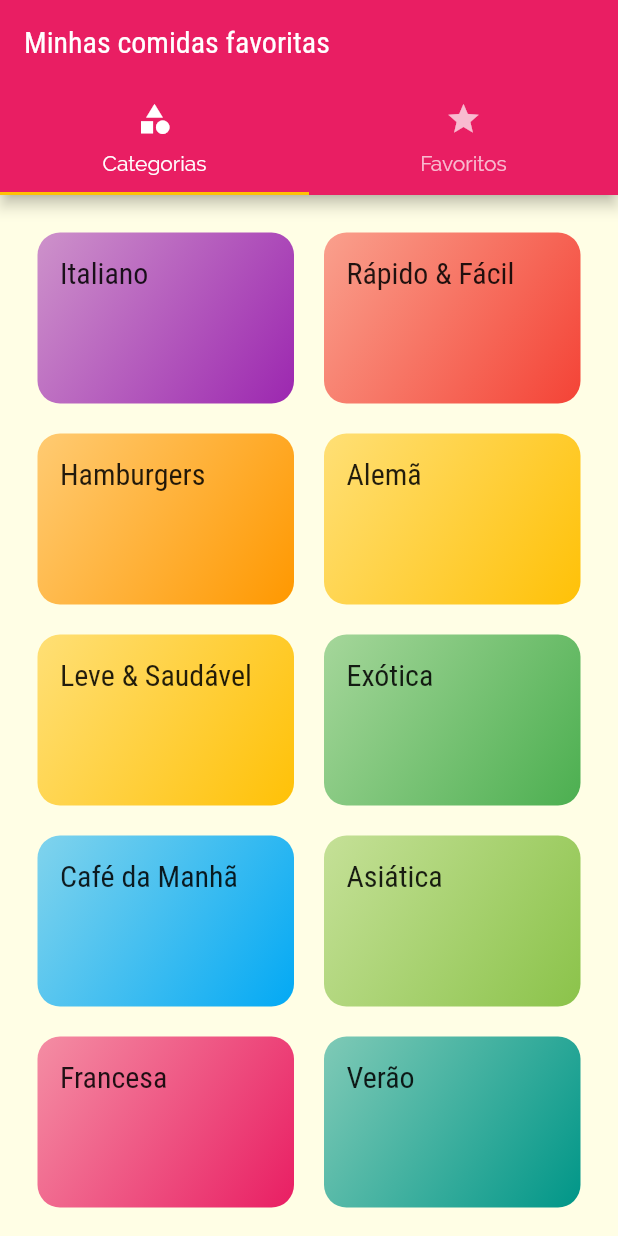
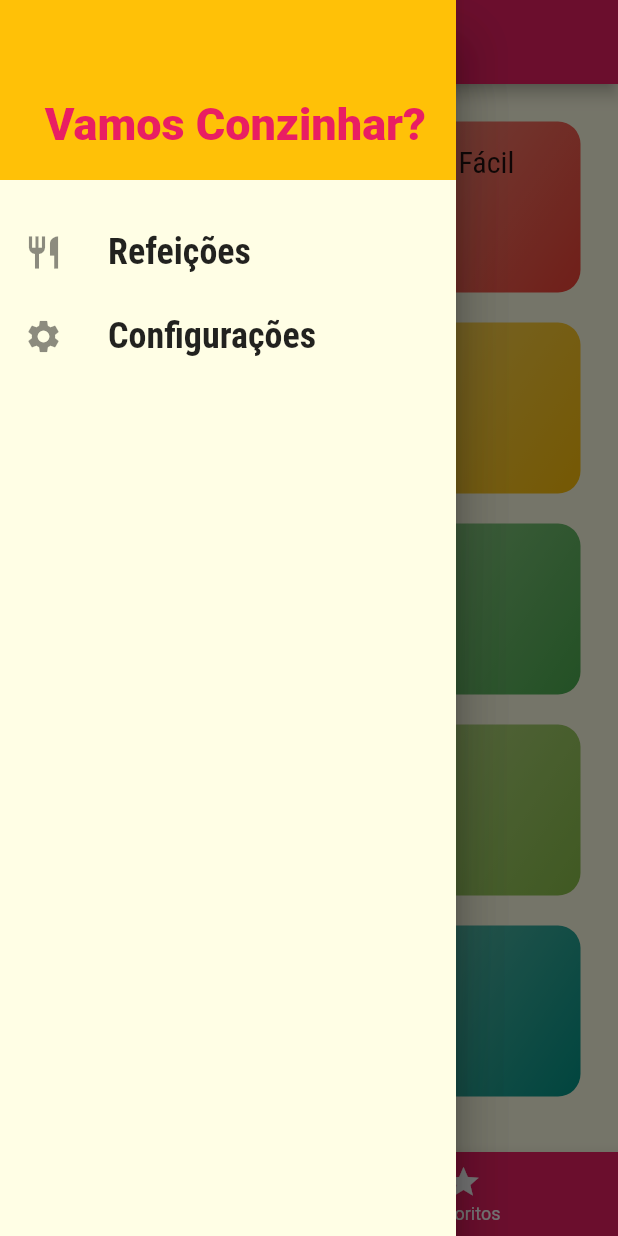
Before and after one commit to eriveltonmessias/meals, a Flutter app: the screen it shows after launch, with the side drawer open (before the commit the screen has no drawer), on a phone screen of 412 x 824 dp. Run offline on Flutter 3.47's test engine with Material 2 defaults, Android fonts, the phone set to English and light mode, and no system bars.

Commit message:
-alterando a tab para parte inferior. -criando nova rotas para configuracoes. -aprendendo a passar paramento no pop

```diff
--- a/lib/component/category_item.dart
+++ b/lib/component/category_item.dart
@@ -30,7 +30,7 @@ void _selectCategory(BuildContext context){
       child: Container(
         padding: EdgeInsets.all(15),
         child: Text(category.title,
-        style: Theme.of(context).textTheme.title,),
+        style: Theme.of(context).textTheme.headline6,),
         decoration: BoxDecoration(
           borderRadius: BorderRadius.circular(15),
           gradient: LinearGradient(
--- /dev/null
+++ b/lib/component/main_drawer.dart
@@ -0,0 +1,50 @@
+import 'package:flutter/material.dart';
+import 'package:meals/utils/app_routes.dart';
+
+class MainDrawer extends StatelessWidget {
+
+ Widget _createItem(IconData icon, String label, String rota, BuildContext context){
+   return ListTile(
+      leading: Icon(
+        icon,
+        size: 26,
+      ),
+      title: Text(
+        label,
+        style: TextStyle(
+          fontFamily: 'RobotoCondensed',
+          fontSize: 24,
+          fontWeight: FontWeight.bold,
+        ),
+      ),
+      onTap:  () => Navigator.of(context).pushReplacementNamed(rota),
+   );
+ }
+
+  @override
+  Widget build(BuildContext context) {
+    return Drawer(
+      child: Column(
+        children: [
+          Container(
+            height: 120,
+            width: double.infinity,
+            padding: EdgeInsets.all(20),
+            color: Theme.of(context).accentColor,
+            alignment: Alignment.bottomRight,
+            child: Text('Vamos Conzinhar?',
+              style: TextStyle(
+                fontWeight: FontWeight.w900,
+                fontSize: 30,
+                color: Theme.of(context).primaryColor
+              ),
+            ),
+          ),
+          SizedBox(height: 20,),
+          _createItem(Icons.restaurant, 'Refeições', AppRoutes.HOME, context),
+          _createItem(Icons.settings, 'Configurações',  AppRoutes.SETTINGS, context)
+        ],
+      ),
+    );
+  }
+}
--- a/lib/component/meal_item.dart
+++ b/lib/component/meal_item.dart
@@ -12,8 +12,7 @@ void _selectMeal(ctx){
   Navigator.of(ctx).pushNamed(
     AppRoutes.MAEL_DETAIL,
     arguments: meal,
-
-  );
+  ).then((value) => print(value));
 }
 
   @override
--- a/lib/main.dart
+++ b/lib/main.dart
@@ -2,6 +2,7 @@
 import 'package:flutter/material.dart';
 import 'package:meals/screens/categories_meals_screen.dart';
 import 'package:meals/screens/meal_detail_screen.dart';
+import 'package:meals/screens/settings_screen.dart';
 import 'package:meals/screens/tabs_screen.dart';
 import 'package:meals/utils/app_routes.dart';
 
@@ -18,7 +19,7 @@ class MyApp extends StatelessWidget {
         fontFamily: 'Raleway',
         canvasColor: Color.fromRGBO(255, 254, 229, 1),
         textTheme: ThemeData.light().textTheme.copyWith(
-          title: TextStyle(
+          headline6: TextStyle(
             fontSize: 20,
             fontFamily: 'RobotoCondensed'
           )
@@ -27,7 +28,8 @@ class MyApp extends StatelessWidget {
       routes: {
         AppRoutes.HOME: (ctx) => TabsScreen(),
         AppRoutes.CATEGORIES_MAELS: (ctx) => CategoriesMealsScreen(),
-        AppRoutes.MAEL_DETAIL: (ctx) => MealDetailScreen()
+        AppRoutes.MAEL_DETAIL: (ctx) => MealDetailScreen(),
+        AppRoutes.SETTINGS: (ctx) => SettingsScreen(),
       },
     );
   }
--- a/lib/screens/meal_detail_screen.dart
+++ b/lib/screens/meal_detail_screen.dart
@@ -90,6 +90,10 @@ Widget _createSectionTitle(BuildContext context, String title){
           ],
         ),
       ),
+      floatingActionButton: FloatingActionButton(
+        child: Icon(Icons.star),
+        onPressed: () => Navigator.of(context).pop(meal.title),
+        ),
     );
   }
 }
--- /dev/null
+++ b/lib/screens/settings_screen.dart
@@ -0,0 +1,18 @@
+import 'package:flutter/material.dart';
+import 'package:meals/component/main_drawer.dart';
+
+class SettingsScreen extends StatelessWidget {
+  const SettingsScreen({ Key? key }) : super(key: key);
+
+  @override
+  Widget build(BuildContext context) {
+    return Scaffold(
+      appBar: AppBar(
+        title: Text('Configurações'),
+      ),
+      drawer: MainDrawer(),
+      body: Center(
+        child: Text('Configurações!'),),
+    );
+  }
+}
--- a/lib/screens/tabs_screen.dart
+++ b/lib/screens/tabs_screen.dart
@@ -1,37 +1,64 @@
 import 'package:flutter/material.dart';
+import 'package:meals/component/main_drawer.dart';
 import 'package:meals/screens/categories_screen.dart';
 import 'package:meals/screens/favorite_screen.dart';
 
-class TabsScreen extends StatelessWidget {
+class TabsScreen extends StatefulWidget {
 
 
   @override
+  _TabsScreenState createState() => _TabsScreenState();
+}
+
+class _TabsScreenState extends State<TabsScreen> {
+
+
+  int _selectedScreenIndex = 0;
+
+  final List<Widget> _screens = [
+      CategoriesScreen(),
+      FavoriteScreen()
+  ];
+
+  final List<String> _titles = [
+      'Categorias',
+      'Meus favoritos'
+  ];
+
+  _selectScreen(int index){
+    setState(() {
+      _selectedScreenIndex = index;
+    });
+
+  }
+
+  @override
   Widget build(BuildContext context) {
-    return DefaultTabController(
-      length: 2,
-      child: Scaffold(appBar: AppBar(
-          title: Text('Minhas comidas favoritas'),
-          bottom: TabBar(
-            tabs: [
-              Tab(
-                icon: Icon(Icons.category),
-                text: 'Categorias',
-              ),
-               Tab(
-                icon: Icon(Icons.star),
-                text: 'Favoritos',
-              )
-            ],
+    return Scaffold(
+      appBar: AppBar(
+        title: Text(
+          _titles[_selectedScreenIndex]),
+      ),
+      drawer: Drawer(
+        child: MainDrawer(),
+        ),
+      body: _screens[_selectedScreenIndex],
+      bottomNavigationBar: BottomNavigationBar(
+        onTap: _selectScreen,
+        backgroundColor: Theme.of(context).primaryColor,
+        unselectedItemColor: Colors.white,
+        selectedItemColor: Theme.of(context).accentColor,
+        currentIndex: _selectedScreenIndex,
+        items: [
+          BottomNavigationBarItem(
+            icon: Icon(Icons.category),
+            label: 'Categorias'
           ),
-        ),
-        body: TabBarView(
-          children:[
-            CategoriesScreen(),
-            FavoriteScreen()
-          ]
-
-        ),
-      )
-    );
+           BottomNavigationBarItem(
+            icon: Icon(Icons.star),
+            label: 'Favoritos'
+          )
+        ],),
+         );
   }
 }
--- a/lib/utils/app_routes.dart
+++ b/lib/utils/app_routes.dart
@@ -3,6 +3,7 @@ class AppRoutes{
 static const HOME='/';
 static const CATEGORIES_MAELS='/categories-meals';
 static const MAEL_DETAIL='/meal-detail';
+static const SETTINGS='/settings';
 
 
 }
```
